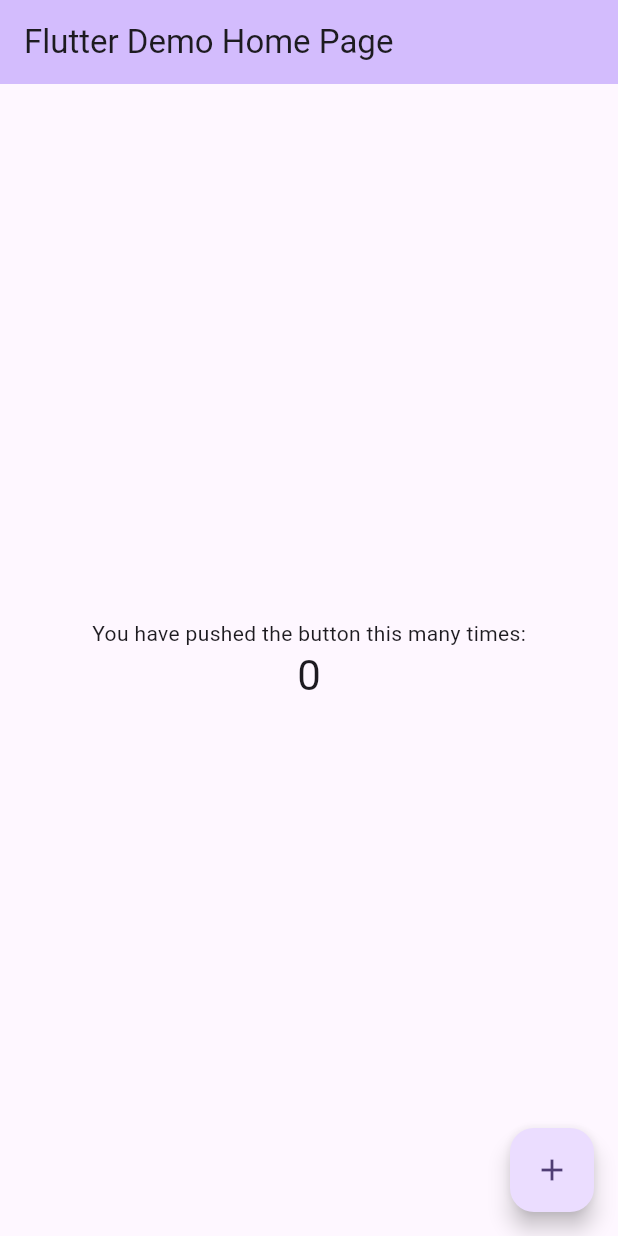
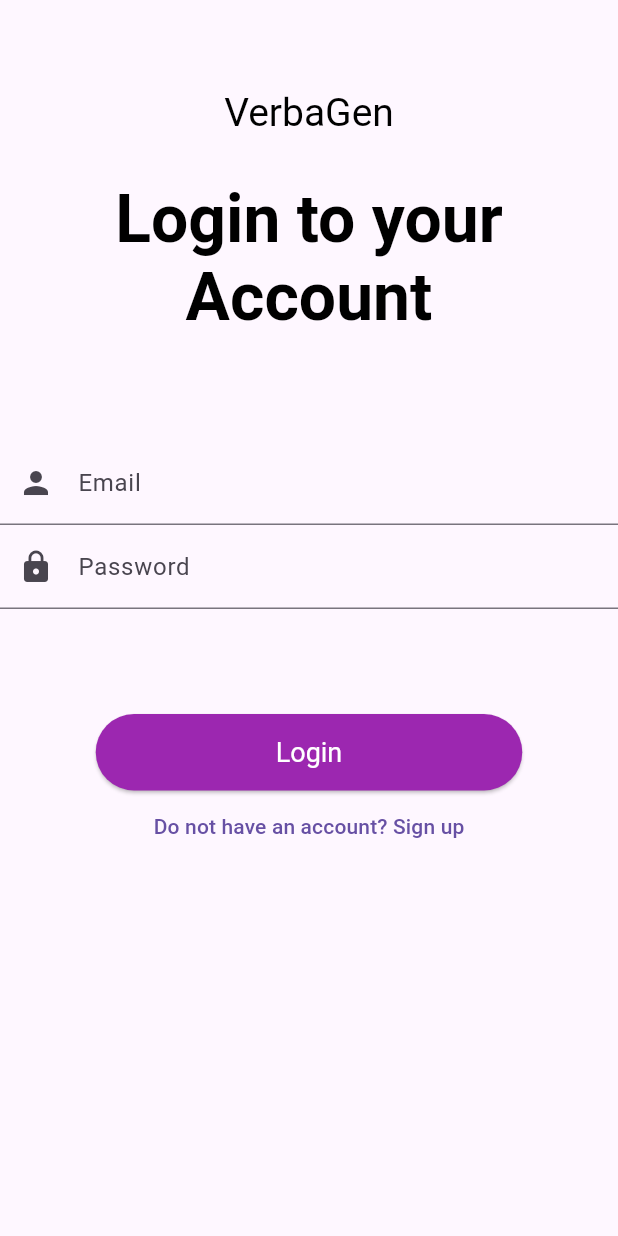
Before and after one commit to iamsurjog/devjams24, a Flutter app: the screen it shows after launch, on a phone screen of 412 x 824 dp. Run offline on Flutter 3.47's test engine with Material 3 defaults, Android fonts, the phone set to English and light mode, and no system bars.

Commit message:
Update main.dart

```diff
--- a/app/lib/main.dart
+++ b/app/lib/main.dart
@@ -1,125 +1,316 @@
 import 'package:flutter/material.dart';
+import 'ScriptGeneratorScreen.dart';
 
 void main() {
-  runApp(const MyApp());
+  runApp(MyApp());
 }
 
 class MyApp extends StatelessWidget {
-  const MyApp({super.key});
-
-  // This widget is the root of your application.
   @override
   Widget build(BuildContext context) {
     return MaterialApp(
-      title: 'Flutter Demo',
+      title: 'Flutter Sign Up/Login',
       theme: ThemeData(
-        // This is the theme of your application.
-        //
-        // TRY THIS: Try running your application with "flutter run". You'll see
-        // the application has a purple toolbar. Then, without quitting the app,
-        // try changing the seedColor in the colorScheme below to Colors.green
-        // and then invoke "hot reload" (save your changes or press the "hot
-        // reload" button in a Flutter-supported IDE, or press "r" if you used
-        // the command line to start the app).
-        //
-        // Notice that the counter didn't reset back to zero; the application
-        // state is not lost during the reload. To reset the state, use hot
-        // restart instead.
-        //
-        // This works for code too, not just values: Most code changes can be
-        // tested with just a hot reload.
-        colorScheme: ColorScheme.fromSeed(seedColor: Colors.deepPurple),
-        useMaterial3: true,
+        primarySwatch: Colors.blue,
       ),
-      home: const MyHomePage(title: 'Flutter Demo Home Page'),
+      home: LoginPage(
+        registeredEmail: 'Email',
+        registeredPassword: 'Password',
+      ),
     );
   }
 }
 
-class MyHomePage extends StatefulWidget {
-  const MyHomePage({super.key, required this.title});
+class LoginPage extends StatelessWidget {
+  final TextEditingController emailController = TextEditingController();
+  final TextEditingController passwordController = TextEditingController();
 
-  // This widget is the home page of your application. It is stateful, meaning
-  // that it has a State object (defined below) that contains fields that affect
-  // how it looks.
+  final String registeredEmail;
+  final String registeredPassword;
 
-  // This class is the configuration for the state. It holds the values (in this
-  // case the title) provided by the parent (in this case the App widget) and
-  // used by the build method of the State. Fields in a Widget subclass are
-  // always marked "final".
-
-  final String title;
+  LoginPage({required this.registeredEmail, required this.registeredPassword});
 
   @override
-  State<MyHomePage> createState() => _MyHomePageState();
+  Widget build(BuildContext context) {
+    return Scaffold(
+      body: Column(
+        crossAxisAlignment: CrossAxisAlignment.center, // Center horizontally
+        children: [
+          // RichText widget to show different font sizes for text
+          Padding(
+            padding:
+                const EdgeInsets.only(top: 60.0), // Adjust this value as needed
+            child: RichText(
+              textAlign: TextAlign.center,
+              text: TextSpan(
+                children: [
+                  TextSpan(
+                    text: 'VerbaGen\n\n',
+                    style: TextStyle(
+                      fontSize: 26.0, // Smaller font size for "AI Powered"
+                      fontWeight: FontWeight.normal,
+                      color: Colors.black,
+                    ),
+                  ),
+                  TextSpan(
+                    text: 'Login to your\nAccount',
+                    style: TextStyle(
+                      fontSize: 44.0, // Larger font size for "ScriptGen"
+                      fontWeight: FontWeight.bold,
+                      color: Colors.black,
+                    ),
+                  ),
+                ],
+              ),
+            ),
+          ),
+          SizedBox(height: 70.0),
+          TextField(
+            controller: emailController,
+            decoration: InputDecoration(
+                prefixIcon: Icon(Icons.person), // Lock icon for password
+
+                labelText: 'Email'),
+          ),
+          TextField(
+            controller: passwordController,
+            obscureText: true,
+            decoration: InputDecoration(
+                prefixIcon: Icon(Icons.lock), // Lock icon for password
+
+                labelText: 'Password'),
+          ),
+          SizedBox(height: 70),
+          ElevatedButton(
+            style: ElevatedButton.styleFrom(
+              foregroundColor: Colors.white,
+              backgroundColor: Colors.purple,
+              padding: EdgeInsets.symmetric(horizontal: 120.0, vertical: 15.0),
+              textStyle: TextStyle(fontSize: 18.0),
+            ),
+            onPressed: () {
+              String email = emailController.text;
+              String password = passwordController.text;
+
+              if (email == registeredEmail && password == registeredPassword) {
+                // Successful login, navigate to HomePage
+                Navigator.pushReplacement(
+                  context,
+                  MaterialPageRoute(builder: (context) => HomePage()),
+                );
+              } else {
+                // Show error message and option to go back to Sign Up Page
+                ScaffoldMessenger.of(context).showSnackBar(
+                  SnackBar(content: Text('Invalid email or password')),
+                );
+              }
+            },
+            child: Text('Login'),
+          ),
+          TextButton(
+            onPressed: () {
+              Navigator.pushReplacement(
+                context,
+                MaterialPageRoute(builder: (context) => SignUpPage()),
+              );
+            },
+            child: Text('Do not have an account? Sign up'),
+          ),
+        ],
+      ),
+    );
+  }
 }
 
-class _MyHomePageState extends State<MyHomePage> {
-  int _counter = 0;
+class SignUpPage extends StatelessWidget {
+  final TextEditingController emailController = TextEditingController();
+  final TextEditingController passwordController = TextEditingController();
 
-  void _incrementCounter() {
-    setState(() {
-      // This call to setState tells the Flutter framework that something has
-      // changed in this State, which causes it to rerun the build method below
-      // so that the display can reflect the updated values. If we changed
-      // _counter without calling setState(), then the build method would not be
-      // called again, and so nothing would appear to happen.
-      _counter++;
-    });
+  bool _validateEmail(String email) {
+    final emailPattern = RegExp(r'^[a-zA-Z0-9._%+-]+@scriptgen\.com$');
+    return emailPattern.hasMatch(email);
+  }
+
+  bool _validatePassword(String password) {
+    final passwordPattern = RegExp(r'^(?=.*[a-z])(?=.*[A-Z])(?=.*\W).+$');
+    return passwordPattern.hasMatch(password);
   }
 
   @override
   Widget build(BuildContext context) {
-    // This method is rerun every time setState is called, for instance as done
-    // by the _incrementCounter method above.
-    //
-    // The Flutter framework has been optimized to make rerunning build methods
-    // fast, so that you can just rebuild anything that needs updating rather
-    // than having to individually change instances of widgets.
     return Scaffold(
-      appBar: AppBar(
-        // TRY THIS: Try changing the color here to a specific color (to
-        // Colors.amber, perhaps?) and trigger a hot reload to see the AppBar
-        // change color while the other colors stay the same.
-        backgroundColor: Theme.of(context).colorScheme.inversePrimary,
-        // Here we take the value from the MyHomePage object that was created by
-        // the App.build method, and use it to set our appbar title.
-        title: Text(widget.title),
-      ),
-      body: Center(
-        // Center is a layout widget. It takes a single child and positions it
-        // in the middle of the parent.
-        child: Column(
-          // Column is also a layout widget. It takes a list of children and
-          // arranges them vertically. By default, it sizes itself to fit its
-          // children horizontally, and tries to be as tall as its parent.
-          //
-          // Column has various properties to control how it sizes itself and
-          // how it positions its children. Here we use mainAxisAlignment to
-          // center the children vertically; the main axis here is the vertical
-          // axis because Columns are vertical (the cross axis would be
-          // horizontal).
-          //
-          // TRY THIS: Invoke "debug painting" (choose the "Toggle Debug Paint"
-          // action in the IDE, or press "p" in the console), to see the
-          // wireframe for each widget.
-          mainAxisAlignment: MainAxisAlignment.center,
-          children: <Widget>[
-            const Text(
-              'You have pushed the button this many times:',
+      body: Column(
+          crossAxisAlignment: CrossAxisAlignment.center, // Center horizontally
+          children: [
+            // RichText widget to show different font sizes for text
+            Padding(
+              padding: const EdgeInsets.only(
+                  top: 60.0), // Adjust this value as needed
+              child: RichText(
+                textAlign: TextAlign.center,
+                text: TextSpan(
+                  children: [
+                    TextSpan(
+                      text: 'VerbaGen\n\n',
+                      style: TextStyle(
+                        fontSize: 26.0, // Smaller font size for "AI Powered"
+                        fontWeight: FontWeight.normal,
+                        color: Colors.black,
+                      ),
+                    ),
+                    TextSpan(
+                      text: 'Sign in to your\nAccount',
+                      style: TextStyle(
+                        fontSize: 44.0, // Larger font size for "ScriptGen"
+                        fontWeight: FontWeight.bold,
+                        color: Colors.black,
+                      ),
+                    ),
+                  ],
+                ),
+              ),
             ),
-            Text(
-              '$_counter',
-              style: Theme.of(context).textTheme.headlineMedium,
+
+            SizedBox(height: 70.0),
+
+            TextField(
+              controller: emailController,
+              decoration: InputDecoration(
+                  prefixIcon: Icon(Icons.person), // Icon for username
+
+                  labelText: 'Email'),
             ),
-          ],
-        ),
-      ),
-      floatingActionButton: FloatingActionButton(
-        onPressed: _incrementCounter,
-        tooltip: 'Increment',
-        child: const Icon(Icons.add),
-      ), // This trailing comma makes auto-formatting nicer for build methods.
+            TextField(
+              controller: passwordController,
+              obscureText: true,
+              decoration: InputDecoration(
+                  prefixIcon: Icon(Icons.lock), // Lock icon for password
+
+                  labelText: 'Password'),
+            ),
+            SizedBox(height: 70),
+            ElevatedButton(
+              style: ElevatedButton.styleFrom(
+                foregroundColor: Colors.white,
+                backgroundColor: Colors.purple,
+                padding:
+                    EdgeInsets.symmetric(horizontal: 120.0, vertical: 15.0),
+                textStyle: TextStyle(fontSize: 18.0),
+              ),
+              onPressed: () {
+                String email = emailController.text;
+                String password = passwordController.text;
+
+                if (!_validateEmail(email)) {
+                  ScaffoldMessenger.of(context).showSnackBar(
+                    SnackBar(
+                        content: Text(
+                            'Email must be in the format name@scriptgen.com')),
+                  );
+                } else if (!_validatePassword(password)) {
+                  ScaffoldMessenger.of(context).showSnackBar(
+                    SnackBar(
+                        content: Text(
+                            'Password must contain at least one uppercase letter, one lowercase letter, and one special character')),
+                  );
+                } else {
+                  // Navigate to Login Page after registration
+                  Navigator.pushReplacement(
+                    context,
+                    MaterialPageRoute(
+                      builder: (context) => LoginPage(
+                        registeredEmail: email,
+                        registeredPassword: password,
+                      ),
+                    ),
+                  );
+                }
+              },
+              child: Text('Register'),
+            ),
+          ]),
     );
   }
 }
+
+class HomePage extends StatelessWidget {
+  @override
+  Widget build(BuildContext context) {
+    return Scaffold(
+      body: Column(
+        crossAxisAlignment: CrossAxisAlignment.center, // Center horizontally
+        children: [
+          // RichText widget to show different font sizes for text
+          Padding(
+            padding:
+                const EdgeInsets.only(top: 60.0), // Adjust this value as needed
+            child: RichText(
+              textAlign: TextAlign.center,
+              text: TextSpan(
+                children: [
+                  TextSpan(
+                    text: 'AI Powered\n',
+                    style: TextStyle(
+                      fontSize: 26.0, // Smaller font size for "AI Powered"
+                      fontWeight: FontWeight.normal,
+                      color: Colors.black,
+                    ),
+                  ),
+                  TextSpan(
+                    text: 'VerbaGen',
+                    style: TextStyle(
+                      fontSize: 54.0, // Larger font size for "ScriptGen"
+                      fontWeight: FontWeight.bold,
+                      color: Colors.black,
+                    ),
+                  ),
+                ],
+              ),
+            ),
+          ),
+          SizedBox(height: 20.0), // Space between text and image
+
+          // Image below the text
+          Image.asset(
+            'assets/Screenshot 2024-07-31 200751.png',
+            width: 520.0, // Adjust the size as needed
+            height: 520.0,
+          ),
+
+          SizedBox(height: 15.0), // Space between image and button
+
+          // Generate button below the image
+          ElevatedButton(
+            onPressed: () {
+              Navigator.push(
+                context,
+                MaterialPageRoute(builder: (context) => Generator()),
+              );
+              // Add your onPressed functionality here
+            },
+            child: Text('Get Started'),
+            style: ElevatedButton.styleFrom(
+              foregroundColor: Colors.white,
+              backgroundColor: Colors.purple,
+              padding: EdgeInsets.symmetric(horizontal: 120.0, vertical: 15.0),
+              textStyle: TextStyle(fontSize: 18.0),
+            ),
+          ),
+        ],
+      ),
+    );
+  }
+}
+
+class Generator extends StatelessWidget {
+  @override
+  Widget build(BuildContext context) {
+    return MaterialApp(
+      title: 'YouTube Script Generator',
+      theme: ThemeData(
+        primarySwatch: Colors.blue,
+      ),
+      home: ScriptGeneratorScreen(),
+    );
+  }
+}
```
